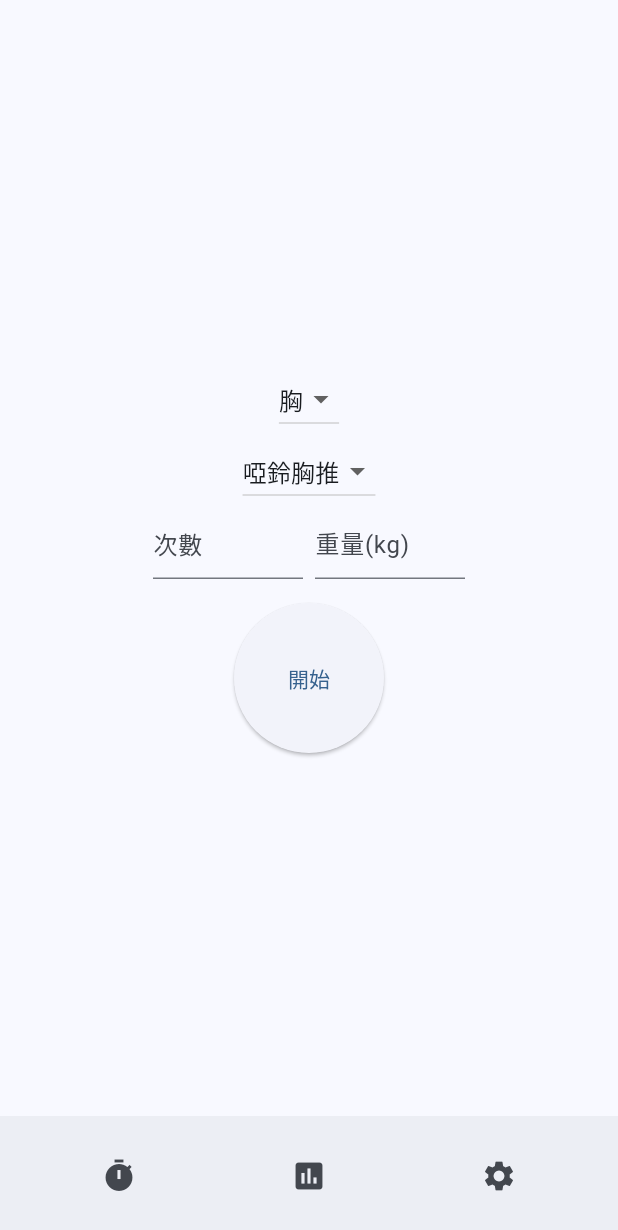
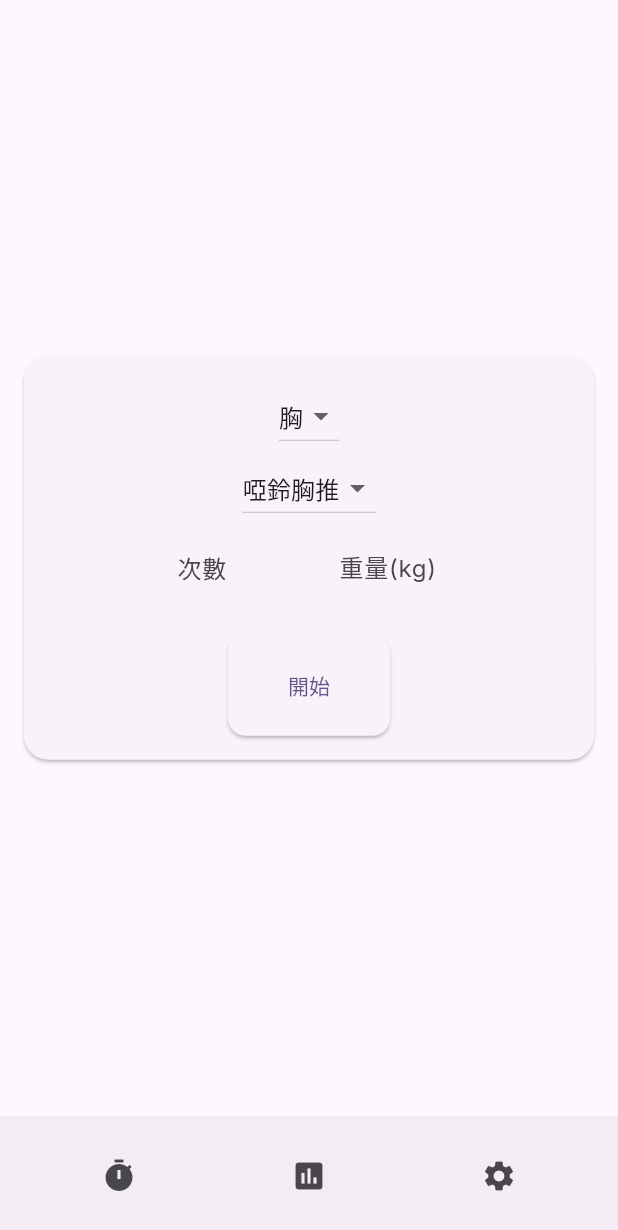
Before and after one commit to jia741/IronDiary, a Flutter app: the screen it shows after launch, on a phone screen of 412 x 824 dp. Shown: the top 1230 px of the screen. Run offline on Flutter 3.47's test engine with Material 3 defaults, Android fonts, the phone set to English and light mode, and no system bars; our stand-ins replace google_fonts, sqflite; accounts and stored records are empty.

Commit message:
style: apply material 3 design

```diff
--- a/lib/home_page.dart
+++ b/lib/home_page.dart
@@ -138,6 +138,9 @@ class _HomePageState extends State<HomePage> {
       body: AbsorbPointer(
         absorbing: _isTiming,
         child: Center(
+          child: Card(
+            child: Padding(
+              padding: const EdgeInsets.all(16),
               child: Column(
                 mainAxisSize: MainAxisSize.min,
                 children: [
@@ -186,12 +189,15 @@ class _HomePageState extends State<HomePage> {
               const SizedBox(height: 16),
               ElevatedButton(
                 style: ElevatedButton.styleFrom(
-                    shape: const CircleBorder(),
-                    padding: const EdgeInsets.all(40)),
+                  padding: const EdgeInsets.symmetric(
+                      horizontal: 40, vertical: 24),
+                ),
                 onPressed: _isTiming ? null : _startWorkout,
                 child: Text(_isTiming ? '$_remainingSeconds' : '開始'),
               ),
             ],
+          ),
+        ),
       ),
     ),
   ),
--- a/lib/main.dart
+++ b/lib/main.dart
@@ -1,4 +1,5 @@
 import 'package:flutter/material.dart';
+import 'package:google_fonts/google_fonts.dart';
 import 'home_page.dart';
 
 void main() {
@@ -10,18 +11,56 @@ class MyApp extends StatelessWidget {
 
   @override
   Widget build(BuildContext context) {
-    final seedColor = Colors.blue;
+    const seedColor = Color(0xFF6750A4);
+    const secondaryColor = Color(0xFF00BFA6);
+
+    ThemeData buildTheme(Brightness brightness) {
+      final base = ThemeData(
+        useMaterial3: true,
+        colorScheme: ColorScheme.fromSeed(
+          seedColor: seedColor,
+          secondary: secondaryColor,
+          brightness: brightness,
+        ),
+      );
+      return base.copyWith(
+        textTheme: GoogleFonts.interTextTheme(base.textTheme)
+            .apply(fontFamilyFallback: const ['Noto Sans TC']),
+        fontFamily: 'Inter',
+        fontFamilyFallback: const ['Noto Sans TC'],
+        cardTheme: const CardTheme(
+          margin: EdgeInsets.all(16),
+          shape: RoundedRectangleBorder(
+            borderRadius: BorderRadius.all(Radius.circular(16)),
+          ),
+          elevation: 1,
+        ),
+        elevatedButtonTheme: ElevatedButtonThemeData(
+          style: ButtonStyle(
+            shape: const MaterialStatePropertyAll(
+              RoundedRectangleBorder(
+                borderRadius: BorderRadius.all(Radius.circular(12)),
+              ),
+            ),
+            elevation: const MaterialStatePropertyAll(1),
+          ),
+        ),
+        inputDecorationTheme: InputDecorationTheme(
+          border: OutlineInputBorder(
+            borderRadius: BorderRadius.circular(16),
+            borderSide: BorderSide.none,
+          ),
+          focusedBorder: OutlineInputBorder(
+            borderRadius: BorderRadius.circular(16),
+            borderSide: const BorderSide(width: 2),
+          ),
+        ),
+      );
+    }
+
     return MaterialApp(
-      theme: ThemeData(
-        useMaterial3: true,
-        colorSchemeSeed: seedColor,
-        brightness: Brightness.light,
-      ),
-      darkTheme: ThemeData(
-        useMaterial3: true,
-        colorSchemeSeed: seedColor,
-        brightness: Brightness.dark,
-      ),
+      theme: buildTheme(Brightness.light),
+      darkTheme: buildTheme(Brightness.dark),
       themeMode: ThemeMode.system,
       home: const HomePage(),
     );
--- a/pubspec.yaml
+++ b/pubspec.yaml
@@ -36,6 +36,7 @@ dependencies:
   cupertino_icons: ^1.0.8
   sqflite: ^2.3.3
   path: ^1.9.0
+  google_fonts: ^6.2.1
 
 dev_dependencies:
   flutter_test:
```
Lines whose indentation alone changed are shown as unchanged.
